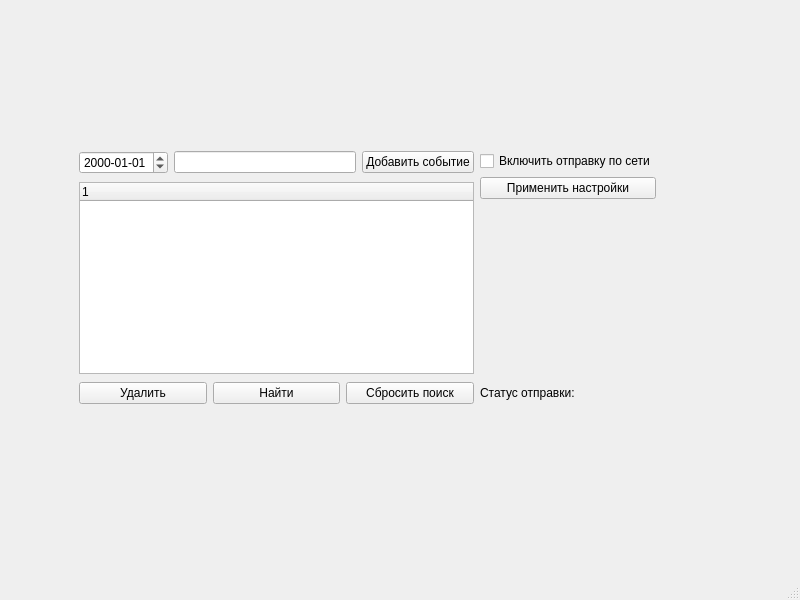
Qt form EventCalendarServer/mainwindow.ui (SobolMax30/White-belt-server) before a commit.
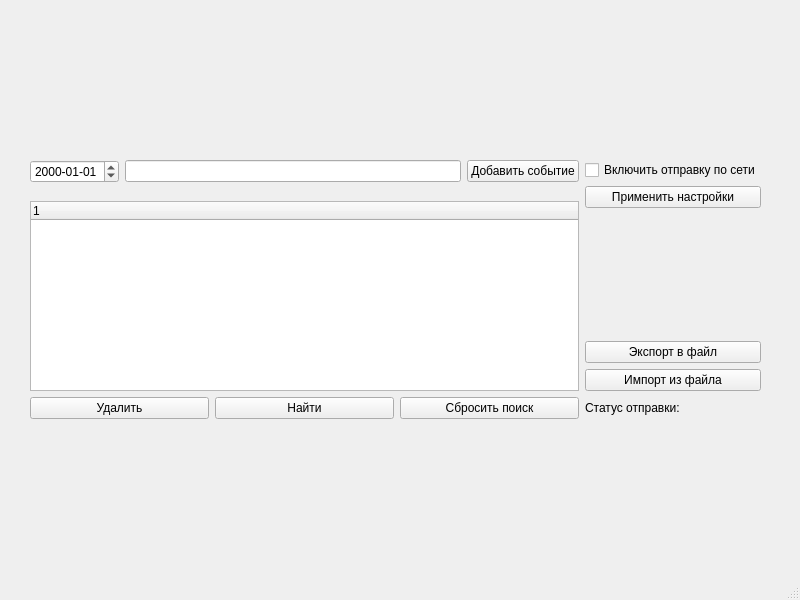
The same form after that commit.

Commit message: Split the code into different files for better readability and added file export and import

The edit to the form file:
```diff
--- a/EventCalendarServer/mainwindow.ui
+++ b/EventCalendarServer/mainwindow.ui
@@ -26,13 +26,13 @@
    <string>Сервер событий</string>
   </property>
   <widget class="QWidget" name="centralwidget">
-   <widget class="QWidget" name="">
+   <widget class="QWidget" name="layoutWidget">
     <property name="geometry">
      <rect>
-      <x>79</x>
-      <y>149</y>
-      <width>577</width>
-      <height>257</height>
+      <x>30</x>
+      <y>160</y>
+      <width>731</width>
+      <height>259</height>
      </rect>
     </property>
     <layout class="QGridLayout" name="gridLayout">
@@ -76,7 +76,52 @@
        </item>
       </layout>
      </item>
-     <item row="0" column="1" rowspan="2" colspan="2">
+     <item row="4" column="0">
+      <layout class="QHBoxLayout" name="horizontalLayout_3">
+       <item>
+        <widget class="QPushButton" name="pushButton_Remove">
+         <property name="sizePolicy">
+          <sizepolicy hsizetype="Minimum" vsizetype="Maximum">
+           <horstretch>0</horstretch>
+           <verstretch>0</verstretch>
+          </sizepolicy>
+         </property>
+         <property name="text">
+          <string>Удалить</string>
+         </property>
+        </widget>
+       </item>
+       <item>
+        <widget class="QPushButton" name="pushButton_Find">
+         <property name="text">
+          <string>Найти</string>
+         </property>
+        </widget>
+       </item>
+       <item>
+        <widget class="QPushButton" name="pushButton_ClearSearch">
+         <property name="text">
+          <string>Сбросить поиск</string>
+         </property>
+        </widget>
+       </item>
+      </layout>
+     </item>
+     <item row="4" column="2">
+      <widget class="QLabel" name="statusLabel">
+       <property name="text">
+        <string/>
+       </property>
+      </widget>
+     </item>
+     <item row="4" column="1">
+      <widget class="QLabel" name="label">
+       <property name="text">
+        <string>Статус отправки:</string>
+       </property>
+      </widget>
+     </item>
+     <item row="0" column="1" rowspan="4" colspan="2">
       <layout class="QVBoxLayout" name="verticalLayout_2">
        <item>
         <widget class="QCheckBox" name="checkBox">
@@ -93,21 +138,39 @@
         </widget>
        </item>
        <item>
-        <spacer name="verticalSpacer">
-         <property name="orientation">
-          <enum>Qt::Vertical</enum>
-         </property>
-         <property name="sizeHint" stdset="0">
-          <size>
-           <width>20</width>
-           <height>40</height>
-          </size>
-         </property>
-        </spacer>
+        <layout class="QVBoxLayout" name="verticalLayout">
+         <item>
+          <spacer name="verticalSpacer">
+           <property name="orientation">
+            <enum>Qt::Vertical</enum>
+           </property>
+           <property name="sizeHint" stdset="0">
+            <size>
+             <width>20</width>
+             <height>40</height>
+            </size>
+           </property>
+          </spacer>
+         </item>
+         <item>
+          <widget class="QPushButton" name="pushButton_Export">
+           <property name="text">
+            <string>Экспорт в файл</string>
+           </property>
+          </widget>
+         </item>
+         <item>
+          <widget class="QPushButton" name="pushButton_Import">
+           <property name="text">
+            <string>Импорт из файла</string>
+           </property>
+          </widget>
+         </item>
+        </layout>
        </item>
       </layout>
      </item>
-     <item row="1" column="0">
+     <item row="3" column="0">
       <widget class="QTreeWidget" name="treeWidget">
        <property name="sizePolicy">
         <sizepolicy hsizetype="Expanding" vsizetype="Maximum">
@@ -122,51 +185,6 @@
        </column>
       </widget>
      </item>
-     <item row="2" column="0">
-      <layout class="QHBoxLayout" name="horizontalLayout_3">
-       <item>
-        <widget class="QPushButton" name="pushButton_Remove">
-         <property name="sizePolicy">
-          <sizepolicy hsizetype="Minimum" vsizetype="Maximum">
-           <horstretch>0</horstretch>
-           <verstretch>0</verstretch>
-          </sizepolicy>
-         </property>
-         <property name="text">
-          <string>Удалить</string>
-         </property>
-        </widget>
-       </item>
-       <item>
-        <widget class="QPushButton" name="pushButton_Find">
-         <property name="text">
-          <string>Найти</string>
-         </property>
-        </widget>
-       </item>
-       <item>
-        <widget class="QPushButton" name="pushButton_ClearSearch">
-         <property name="text">
-          <string>Сбросить поиск</string>
-         </property>
-        </widget>
-       </item>
-      </layout>
-     </item>
-     <item row="2" column="1">
-      <widget class="QLabel" name="label">
-       <property name="text">
-        <string>Статус отправки:</string>
-       </property>
-      </widget>
-     </item>
-     <item row="2" column="2">
-      <widget class="QLabel" name="statusLabel">
-       <property name="text">
-        <string/>
-       </property>
-      </widget>
-     </item>
     </layout>
    </widget>
   </widget>
```
The commit also changes 12 other files.
